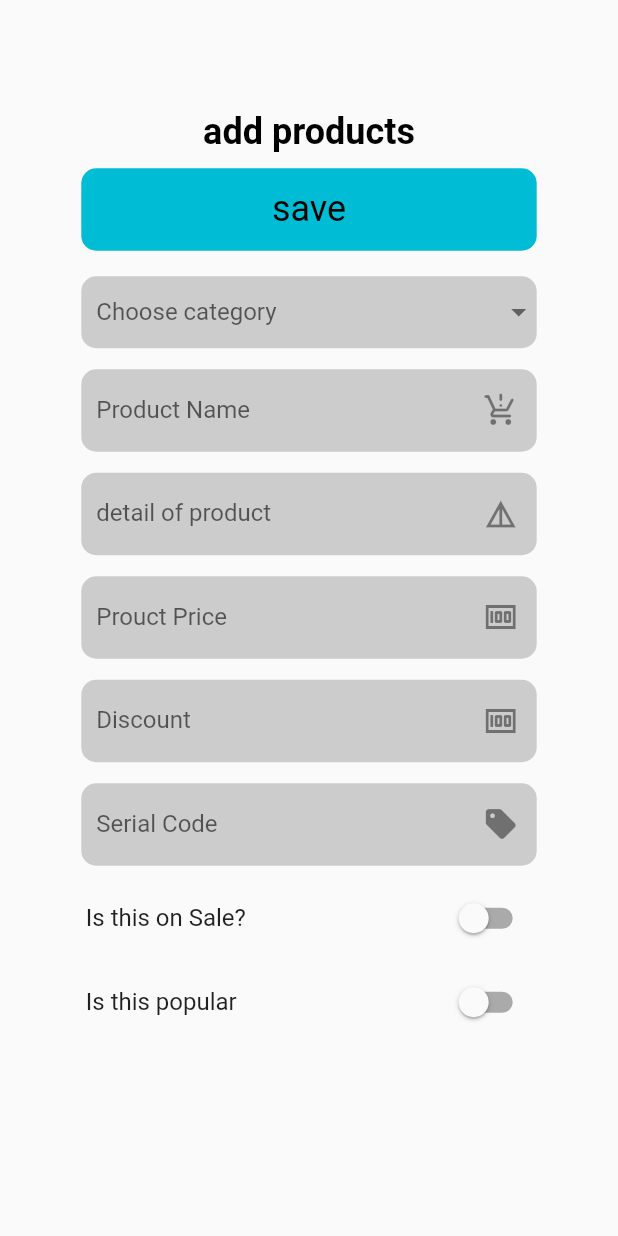
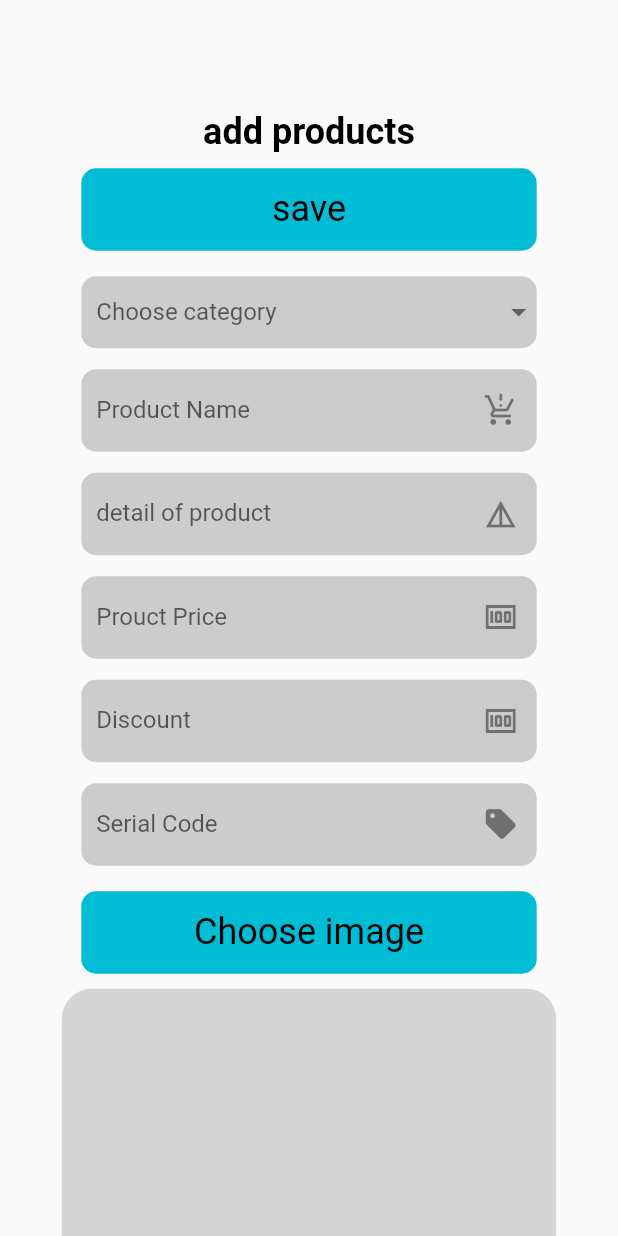
Before and after one commit to mariamyusra21/auction_fire, a Flutter app: the screen it shows once a user with an empty profile is signed in, in the side drawer, after a tap on "Add Product", on a phone screen of 412 x 824 dp. Run offline on Flutter 3.47's test engine with Material 2 defaults, Android fonts, the phone set to English and light mode, and no system bars; our stand-ins replace cloud_firestore, firebase_auth, firebase_core, firebase_storage, fluttertoast, font_awesome_flutter and 4 more; missing offline and left inert: flutter_admin_scaffold, wc_form_validators; accounts and stored records are empty.

Commit message:
preview of image not dispalying EXCEPTION Exception caught by image resource service Invalid argument(s): No host specified in URI

```diff
--- a/lib/screens/home_screen.dart
+++ b/lib/screens/home_screen.dart
@@ -125,8 +125,8 @@ class _HomeScreenState extends State<HomeScreen> {
               // ], begin: Alignment.topLeft, end: Alignment.bottomRight)),
               child: Column(
                 children: [
-                  Padding(
-                    padding: const EdgeInsets.all(10.0),
+                  const Padding(
+                    padding: EdgeInsets.all(10.0),
                     child: Text(
                       "Welcome!",
                       textAlign: TextAlign.center,
--- a/lib/screens/login_page.dart
+++ b/lib/screens/login_page.dart
@@ -145,7 +145,7 @@ class _LoginPageState extends State<LoginPage> {
                         child: TextFormField(
                           controller: emailController,
                           keyboardType: TextInputType.emailAddress,
-                          decoration: InputDecoration(
+                          decoration: const InputDecoration(
                             labelText: "Email Address",
                             suffixIcon: Icon(
                               FontAwesomeIcons.envelope,
--- a/lib/screens/user_main_func/add_product_screen.dart
+++ b/lib/screens/user_main_func/add_product_screen.dart
@@ -7,8 +7,10 @@ import 'package:auction_fire/widgets/styles.dart';
 import 'package:firebase_storage/firebase_storage.dart';
 import 'package:flutter/foundation.dart';
 import 'package:flutter/material.dart';
+import 'package:permission_handler/permission_handler.dart';
 import 'package:sizer/sizer.dart';
 import 'package:image_picker/image_picker.dart';
+
 import 'package:uuid/uuid.dart'; // used to generate unique id for anything you want
 
 
@@ -35,6 +37,7 @@ class _AddProductState extends State<AddProduct> {
     bool isPopular = false;
           bool isFavorite = false;
 
+
    String? selectedvlaue;
    List categories = [
     "Garments",
@@ -50,6 +53,8 @@ class _AddProductState extends State<AddProduct> {
     bool isSaving=false; //for saving images in firestore
     bool isUploading= false; //for uplading whole data in firebase
 
+    String? imageUrl;
+
     clearFields(){
       setState(() {
         selectedvlaue;
@@ -64,10 +69,11 @@ class _AddProductState extends State<AddProduct> {
 
 
    imagepick() async{
-    final List<XFile> imagepick = await imagepicker.pickMultiImage();
+      final List<XFile> imagepick = await imagepicker.pickMultiImage();
+    // final List<XFile> imagepick = await imagepicker.pickMedia();
     if(imagepick.isNotEmpty){
       setState(() {
-        images.addAll(imagepick);
+    images.addAll(imagepick);
       });
     }else{
       print('image not selected');
@@ -82,7 +88,7 @@ class _AddProductState extends State<AddProduct> {
      Reference ref=
      FirebaseStorage.instance.ref().child("Images").child(imageFile.name);  // here we set the location of storing file of image
      //after creating instance child images folder will be created and then the path of image where it'll store image
-     if(kIsWeb){
+     if(imagepick==null){
        await ref.putData(await imageFile.readAsBytes()); //waiting data to fetch in bytes
        SettableMetadata(contentType: "Images/jpeg");     // store image in this format
      urls =await ref.getDownloadURL(); // won't upload image without this line the image is not in proper format of image
@@ -94,12 +100,42 @@ class _AddProductState extends State<AddProduct> {
     }
 
     uploadImage() async{
-      for (var image in images) {
-        await postImage(image).then((downloadUrls) => imageUrls.add(downloadUrls));
+      // for (var image in images) {
+      //   await postImage(image).then((downloadUrls) => imageUrls.add(downloadUrls));
+      // }
+
+      final _firebaseStorage = FirebaseStorage.instance;
+    ImagePicker _imagePicker = ImagePicker();
+    PickedFile image;
+
+     //Check Permissions
+    await Permission.photos.request();
+
+    var permissionStatus = await Permission.photos.status;
+
+    if (permissionStatus.isGranted){
+      //Select Image
+      XFile? image = await _imagePicker.pickImage(source: ImageSource.gallery);
+      var file = File(image!.path);
+
+      if (image != null){
+        //Upload to Firebase
+        var snapshot = await _firebaseStorage.ref()
+        .child('images/imageName')
+        .putFile(file);
+        var downloadUrl = await snapshot.ref.getDownloadURL();
+        setState(() {
+          imageUrl = downloadUrl;
+        });
+      } else {
+        print('No Image Path Received');
       }
+    } else {
+      print('Permission not granted. Try Again with permission access');
+    }
     }
 
-   save() async{
+    save() async{
     setState(() {
       isSaving=true; //for loading the products saving
     });
@@ -140,7 +176,7 @@ class _AddProductState extends State<AddProduct> {
           child: Padding(
             padding: EdgeInsets.symmetric(horizontal: 10.w,vertical: 9.h),
             child: Column(
-              children: [
+              children: <Widget>[
 
                 const Text('add products',
                 style: BidStyle.boldStyle,),
@@ -239,12 +275,82 @@ class _AddProductState extends State<AddProduct> {
                   inputAction: TextInputAction.next,
                   ),
 
-                // BidButton(
-                //   buttonTitle: "Choose image",
-                //   onPress: () {
-                //     imagepick();
-                //   }, isLoading: isSaving,
-                // ),
+                BidButton(
+                  buttonTitle: "Choose image",
+                  onPress: () {
+                    imagepick();
+                  }, isLoading: isSaving,
+                ),
+                Container(
+                     height: 45.h,
+                decoration: BoxDecoration(
+                  color: Colors.grey.withOpacity(0.4),
+                  borderRadius: BorderRadius.circular(20)
+                ),
+                child: GridView.builder(
+                  gridDelegate: const SliverGridDelegateWithFixedCrossAxisCount(
+                    crossAxisCount: 2 // this will show 2 image in one row in container if we want more than 2 we can increase number
+                    ),
+                    itemCount: images.length,
+                  itemBuilder: (BuildContext context, int index) {
+                    //(File(images[index].path).path)    this will fetch image file from network gives us link
+                    // in link first image index path is images path and second one is document path
+                    // if we want to access or pick images from memory we should use memory instead of network
+                    return Stack(
+                      children: [
+                        Image.network(File(images[index].path).path,
+                       height: double.infinity, width: double.infinity, //for image size in container
+                        fit: BoxFit.cover,
+                        ),
+                        IconButton(onPressed: (){
+                         setState(() {
+                            images.removeAt(index);
+                         });
+                        }, icon: const Icon(Icons.cancel_outlined))
+                      ],
+                    );
+                  }),
+                ),
+      //           Container(
+      //             height: 120,
+      //             width: 140,
+      //   color: Colors.white,
+      //   child: Column(
+      //     children: <Widget>[
+      //       Container(
+      //         margin: EdgeInsets.all(15),
+      //         padding: EdgeInsets.all(15),
+      //         decoration: BoxDecoration(
+      //           color: Colors.white,
+      //           borderRadius: BorderRadius.all(
+      //             Radius.circular(15),
+      //           ),
+      //           border: Border.all(color: Colors.white),
+      //           boxShadow: [
+      //             BoxShadow(
+      //               color: Colors.black12,
+      //               offset: Offset(2, 2),
+      //               spreadRadius: 2,
+      //               blurRadius: 1,
+      //             ),
+      //           ],
+      //         ),
+      //         child: Builder(
+
+      //           builder: (BuildContext context,) {
+      //             try {
+      //                return (imageUrl != null)
+      //               ? Image.file(File(images[index].path))
+      //               : Image.network("https://cdn.pixabay.com/photo/2016/11/19/11/33/footwear-1838767_1280.jpg");
+      //             } catch (e) {
+      //               print('Error: $e');
+      //             }  return Container();
+      //           }
+      //         )
+      //       ),
+      //     ],
+      //   ),
+      // ),
                 // Container(
                 //   height: 45.h,
                 //   decoration: BoxDecoration(
@@ -305,6 +411,6 @@ class _AddProductState extends State<AddProduct> {
           ),
         ),
       ),
-    )   ;
+    );
   }
 }
--- a/pubspec.yaml
+++ b/pubspec.yaml
@@ -22,6 +22,8 @@ dependencies:
   flutter_admin_scaffold: ^1.2.0
   image_picker: ^1.0.2
   uuid: ^3.0.7
+  permission_handler: ^10.4.3
+  file_picker: ^5.5.0
 
 dev_dependencies:
   flutter_test:
```
Also changed, not shown: pubspec.lock, 4 other files.
